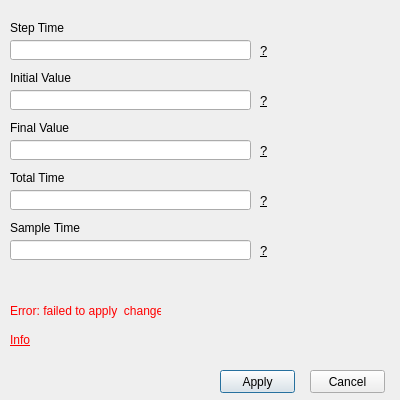
Before: the Qt Designer form Simulator_App/ui/input_editor.ui in DanielMontoyaR/Toolbox-de-Simulaci-n-para-An-lisis-de-Se-ales-Mixtas, drawn with Qt 5.
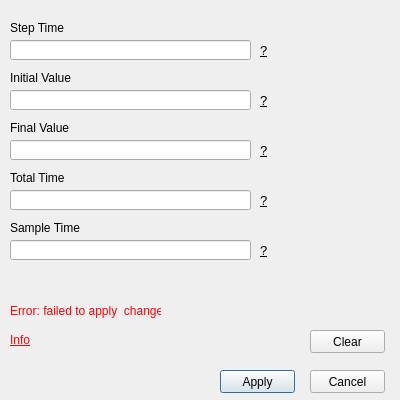
After: the same form once the commit is applied.

Commit message: update: clear button in control_editor, input_editor, plant_editor and sensor_editor.

Patch:
```diff
--- a/Simulator_App/ui/input_editor.ui
+++ b/Simulator_App/ui/input_editor.ui
@@ -263,6 +263,19 @@
     <string>&lt;html&gt;&lt;head/&gt;&lt;body&gt;&lt;p&gt;&lt;span style=&quot; text-decoration: underline;&quot;&gt;Info&lt;/span&gt;&lt;/p&gt;&lt;/body&gt;&lt;/html&gt;</string>
    </property>
   </widget>
+  <widget class="QPushButton" name="clearButton">
+   <property name="geometry">
+    <rect>
+     <x>310</x>
+     <y>330</y>
+     <width>75</width>
+     <height>23</height>
+    </rect>
+   </property>
+   <property name="text">
+    <string>Clear</string>
+   </property>
+  </widget>
  </widget>
  <resources/>
  <connections/>
```
The commit also changes 11 other files.
